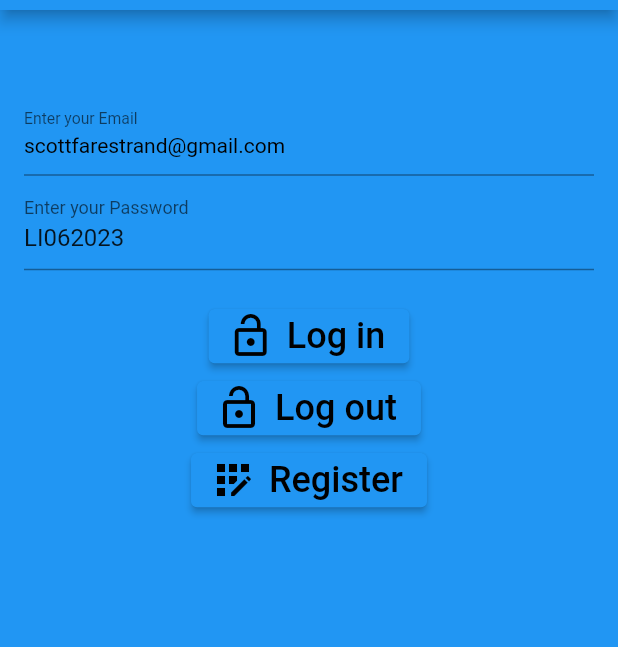
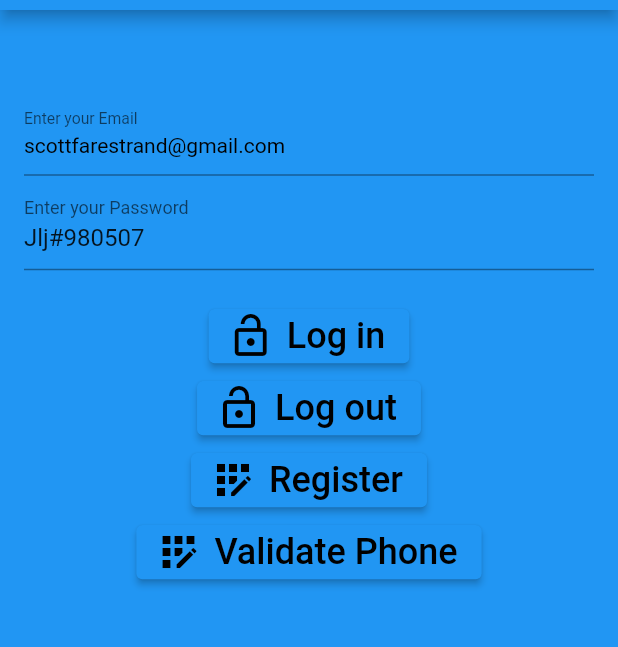
Before and after one commit to ScottFarestrand/firestore_authentication, a Flutter app: the screen it shows after launch, after a tap on "Log in", on a phone screen of 412 x 824 dp, the part 74-721 px from its top. Run offline on Flutter 3.47's test engine with Material 2 defaults, Android fonts, the phone set to English and light mode, and no system bars; our stand-ins replace firebase_auth, firebase_core, mask_text_input_formatter; accounts and stored records are empty; network calls fail; Roboto replaces fonts that are missing (Georgia, Hind).

Commit message:
Preparing to use Twilio to verify phone

```diff
--- a/lib/main.dart
+++ b/lib/main.dart
@@ -2,6 +2,7 @@ import 'package:flutter/material.dart';
 import 'package:firebase_auth/firebase_auth.dart';
 import 'package:firebase_core/firebase_core.dart';
 import 'widgets/login.dart';
+import './widgets/verifyEmail.dart';
 import 'screens/register.dart';
 import 'screens/userScreen.dart';
 
@@ -16,6 +17,7 @@ Future main() async {
 
 class MyApp extends StatelessWidget {
   const MyApp({Key? key}) : super(key: key);
+
 
   // This widget is the root of your application.
   @override
@@ -64,6 +66,7 @@ class _MyHomePageState extends State<MyHomePage> {
 
   @override
   Widget build(BuildContext context) {
+    bool isVerified = false;
 
     return Scaffold(
       backgroundColor: Theme.of(context).colorScheme.primary,
@@ -76,6 +79,13 @@ class _MyHomePageState extends State<MyHomePage> {
           builder: (context, snapshot){
             if (snapshot.hasData) {
               print("Yes");
+              final user = FirebaseAuth.instance.currentUser!;
+              isVerified =  user.emailVerified;
+              if (!isVerified) {
+                print("Verify");
+                return VerifyEmail();
+              }
+              print("Login");
               return Login();
             }else{
               print("Not");
--- a/lib/widgets/login.dart
+++ b/lib/widgets/login.dart
@@ -2,6 +2,7 @@
 import 'package:flutter/material.dart';
 import 'package:firebase_auth/firebase_auth.dart';
 import '../screens/register.dart';
+// import 'package:twilio_phone_verify/twilio_phone_verify.dart';
 class Login extends StatefulWidget {
   const Login({Key? key}) : super(key: key);
 
@@ -14,6 +15,7 @@ class _LoginState extends State<Login> {
   final passwordController = TextEditingController();
 
 
+
   @override
   void dispose() {
     emailController.dispose();
@@ -21,8 +23,15 @@ class _LoginState extends State<Login> {
     super.dispose();
   }
   Widget build(BuildContext context) {
+    // TwilioPhoneVerify _twilioPhoneVerify;
     emailController.text = "scottfarestrand@gmail.com";
-    passwordController.text = "LI062023";
+    passwordController.text = "Jlj#980507";
+    // var verificationState = VerificationState.enterPhone;
+    // var phoneNumberController = TextEditingController();
+    // var smsCodeController = TextEditingController();
+    // bool loading = false;
+    // String errorMessage;
+    // String successMessage;
     return Container(
       color: Theme.of(context).colorScheme.primary,
 
@@ -90,6 +99,17 @@ class _LoginState extends State<Login> {
                 onPressed: (){
                   Navigator.pushNamed(context, Register_Screen.id);
                 } ),
+            ElevatedButton.icon(
+                style: ElevatedButton.styleFrom(
+                  maximumSize: const Size.fromHeight(50),
+                ),
+                icon: const Icon(Icons.app_registration, size: 32, color: Colors.black,),
+                label: const Text("Validate Phone",
+                  style: TextStyle(fontSize: 24, color: Colors.black),
+                ),
+                onPressed: (){
+                  // verifyPhoneNumber(context);
+                } ),
           ],
         ),
       ),
@@ -98,14 +118,31 @@ class _LoginState extends State<Login> {
 
   }
 }
+void verifyPhoneNumber(BuildContext context) async {
+  // _twilioPhoneVerify = TwilioPhoneVerify(
+  //     accountSid: '',
+  //     serviceSid: '',
+  //     authToken: '');
+  // TwilioPhoneVerify _twilioPhoneVerify;
+  // TwilioResponse twilioResponse =
+  //     await _twilioPhoneVerify.sendSmsCode("1+ 5034758281");
+  // if (twilioResponse.successful) {
+  //   print('phone Success');
+  // }else{
+  //   print("phone Fail");
+  // }
+}
 Future login(email, password) async {
   try{
+    print("Signing IN");
     await FirebaseAuth.instance.signInWithEmailAndPassword(
         email: email, password: password).then((value) {
+          print("Signed in");
       print(value);
       // Navigator.pushNamed(context, UserScreen());
     });
   }catch(e){
+    print("Error occured");
     print(e);
   }
 }
--- a/lib/widgets/registrationForm.dart
+++ b/lib/widgets/registrationForm.dart
@@ -169,8 +169,6 @@ class RegistrationFormState extends State<RegistrationForm> {
                           email: emailController.text.trim(),
                           password: passwordController.text.trim()).
                         then((value) {
-                          print("Send it");
-                          sendVerificationEmail();
                           ScaffoldMessenger.of(context).showSnackBar(
                           const SnackBar(content: Text("Created")),
                         );
--- a/pubspec.yaml
+++ b/pubspec.yaml
@@ -37,7 +37,7 @@ dependencies:
   cloud_firestore: ^3.1.16
   firebase_auth: ^3.3.4
   mask_text_input_formatter: ^2.3.0
-
+  twilio_phone_verify:
 
 
 dev_dependencies:
```
Also changed, not shown: lib/widgets/verifyEmail.dart (added, +40 -0 lines), pubspec.lock.
